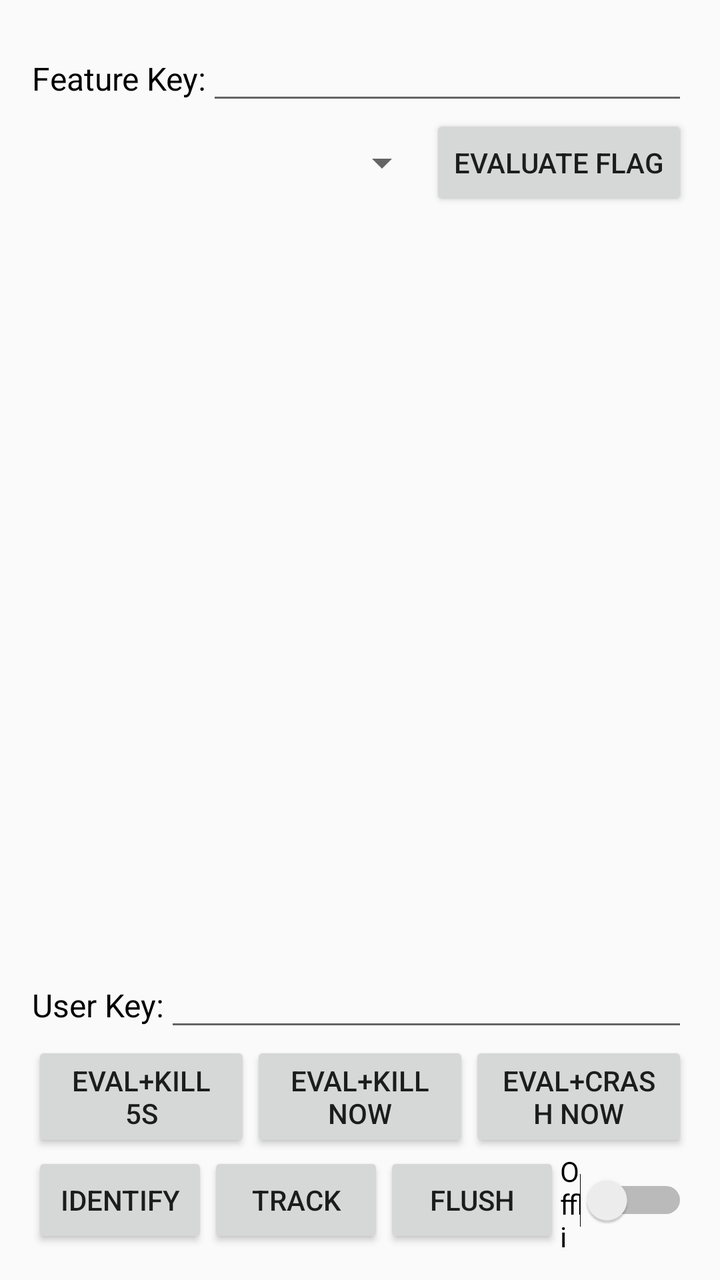
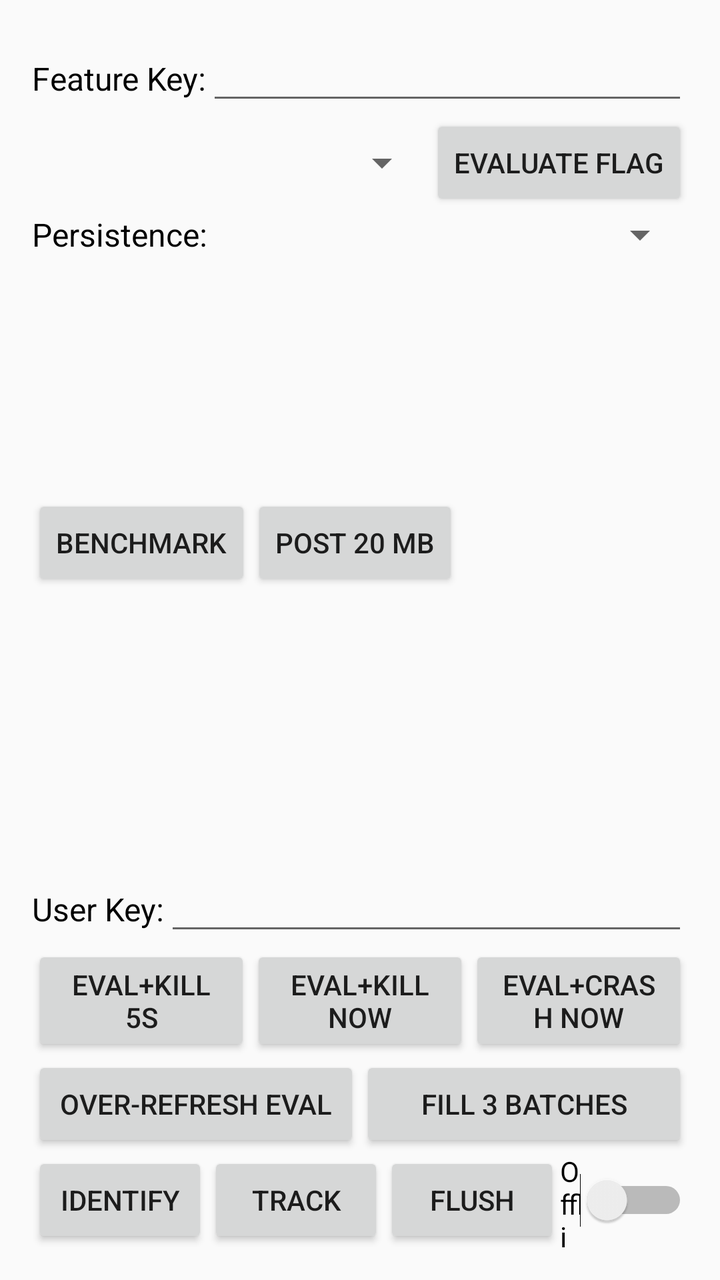

An Android layout rendered at two revisions. The XML below is the earlier revision; the diff shows what the commit changed to produce the second picture.
<!-- AndroidManifest.xml: application theme AppTheme -->
<!-- res/layout/activity_main.xml -->
<?xml version="1.0" encoding="utf-8"?>
<RelativeLayout xmlns:android="http://schemas.android.com/apk/res/android"
    xmlns:tools="http://schemas.android.com/tools"
    android:layout_width="match_parent"
    android:layout_height="match_parent"
    android:paddingLeft="@dimen/activity_horizontal_margin"
    android:paddingTop="@dimen/activity_vertical_margin"
    android:paddingRight="@dimen/activity_horizontal_margin"
    android:paddingBottom="@dimen/activity_vertical_margin"
    tools:context="com.launchdarkly.sdk.testapp.MainActivity">

    <Button
        android:id="@+id/identify_button"
        android:layout_width="wrap_content"
        android:layout_height="wrap_content"
        android:layout_alignParentStart="true"
        android:layout_alignParentLeft="true"
        android:layout_alignParentBottom="true"
        android:text="Identify" />

    <Button
        android:id="@+id/track_button"
        android:layout_width="wrap_content"
        android:layout_height="wrap_content"
        android:layout_alignParentBottom="true"
        android:layout_toEndOf="@id/identify_button"
        android:layout_toRightOf="@id/identify_button"
        android:text="Track" />

    <Button
        android:id="@+id/flush_button"
        android:layout_width="wrap_content"
        android:layout_height="wrap_content"
        android:layout_alignParentBottom="true"
        android:layout_toEndOf="@+id/track_button"
        android:layout_toRightOf="@+id/track_button"
        android:text="Flush" />

    <EditText
        android:id="@+id/feature_flag_key"
        android:layout_width="wrap_content"
        android:layout_height="wrap_content"
        android:layout_alignParentTop="true"
        android:layout_alignParentEnd="true"
        android:layout_alignParentRight="true"
        android:layout_toEndOf="@+id/textView"
        android:layout_toRightOf="@+id/textView" />

    <Spinner
        android:id="@+id/type_spinner"
        android:layout_width="wrap_content"
        android:layout_height="wrap_content"
        android:layout_below="@+id/feature_flag_key"
        android:layout_alignTop="@id/eval_button"
        android:layout_alignBottom="@id/eval_button"
        android:layout_alignParentStart="true"
        android:layout_alignParentLeft="true"
        android:layout_toStartOf="@+id/eval_button"
        android:layout_toLeftOf="@+id/eval_button"
        android:spinnerMode="dropdown" />

    <Button
        android:id="@+id/eval_button"
        android:layout_width="wrap_content"
        android:layout_height="wrap_content"
        android:layout_below="@+id/feature_flag_key"
        android:layout_alignParentEnd="true"
        android:layout_alignParentRight="true"
        android:text="Evaluate Flag" />

    <TextView
        android:id="@+id/textView"
        android:layout_width="wrap_content"
        android:layout_height="wrap_content"
        android:layout_alignBaseline="@+id/feature_flag_key"
        android:layout_alignBottom="@+id/feature_flag_key"
        android:layout_alignParentStart="true"
        android:layout_alignParentLeft="true"
        android:text="Feature Key:"
        android:textColor="@android:color/black"
        android:textSize="16sp" />

    <TextView
        android:id="@+id/result_textView"
        android:layout_width="wrap_content"
        android:layout_height="0dp"
        android:layout_above="@+id/dedupe_status"
        android:layout_below="@+id/space"
        android:layout_alignParentStart="true"
        android:layout_alignParentLeft="true"
        android:layout_alignParentEnd="true"
        android:layout_alignParentRight="true" />

    <TextView
        android:id="@+id/dedupe_status"
        android:layout_width="match_parent"
        android:layout_height="wrap_content"
        android:layout_above="@+id/connection_status"
        android:layout_alignParentStart="true"
        android:layout_alignParentLeft="true"
        android:layout_alignParentEnd="true"
        android:layout_alignParentRight="true"
        android:minLines="4"
        android:textColor="@android:color/black" />

    <TextView
        android:id="@+id/connection_status"
        android:layout_width="match_parent"
        android:layout_height="wrap_content"
        android:layout_above="@id/userKey_editText"
        android:layout_alignParentStart="true"
        android:layout_alignParentLeft="true"
        android:layout_alignParentEnd="true"
        android:layout_alignParentRight="true"
        android:minLines="4" />

    
    <LinearLayout
        android:id="@+id/kill_row"
        android:layout_width="match_parent"
        android:layout_height="wrap_content"
        android:layout_above="@id/identify_button"
        android:layout_alignParentStart="true"
        android:layout_alignParentLeft="true"
        android:layout_alignParentEnd="true"
        android:layout_alignParentRight="true"
        android:orientation="horizontal">

        <Button
            android:id="@+id/kill_unsent_button"
            android:layout_width="0dp"
            android:layout_height="wrap_content"
            android:layout_weight="1"
            android:text="Eval+Kill 5s" />

        <Button
            android:id="@+id/kill_now_button"
            android:layout_width="0dp"
            android:layout_height="wrap_content"
            android:layout_weight="1"
            android:text="Eval+Kill now" />

        <Button
            android:id="@+id/crash_now_button"
            android:layout_width="0dp"
            android:layout_height="wrap_content"
            android:layout_weight="1"
            android:text="Eval+Crash now" />
    </LinearLayout>

    <Space
        android:id="@+id/space"
        android:layout_width="0dp"
        android:layout_height="8dp"
        android:layout_below="@+id/eval_button"
        android:layout_alignParentStart="true"
        android:layout_alignParentLeft="true"
        android:layout_alignParentEnd="true"
        android:layout_alignParentRight="true" />

    <EditText
        android:id="@+id/userKey_editText"
        android:layout_width="wrap_content"
        android:layout_height="wrap_content"
        android:layout_above="@+id/kill_row"
        android:layout_alignEnd="@+id/result_textView"
        android:layout_alignRight="@+id/result_textView"
        android:layout_toEndOf="@+id/textView2"
        android:layout_toRightOf="@+id/textView2" />

    <TextView
        android:id="@+id/textView2"
        android:layout_width="wrap_content"
        android:layout_height="wrap_content"
        android:layout_alignBaseline="@+id/userKey_editText"
        android:layout_alignBottom="@+id/userKey_editText"
        android:layout_alignParentStart="true"
        android:layout_alignParentLeft="true"
        android:text="User Key:"
        android:textColor="@android:color/black"
        android:textSize="16sp" />

    <Switch
        android:id="@+id/offlineSwitch"
        android:layout_width="wrap_content"
        android:layout_height="wrap_content"
        android:layout_alignTop="@+id/flush_button"
        android:layout_alignParentEnd="true"
        android:layout_alignParentRight="true"
        android:layout_alignParentBottom="true"
        android:layout_toEndOf="@+id/flush_button"
        android:layout_toRightOf="@+id/flush_button"
        android:checked="false"
        android:text="Offline" />

</RelativeLayout>
<!-- resources referenced by this layout -->
<resources>
  <dimen name="activity_horizontal_margin">16dp</dimen>
  <dimen name="activity_vertical_margin">16dp</dimen>
  <style name="AppTheme" parent="@style/Theme.AppCompat.Light.DarkActionBar">
          
          <item name="colorPrimary">@color/colorPrimary</item>
          <item name="colorPrimaryDark">@color/colorPrimaryDark</item>
          <item name="colorAccent">@color/colorAccent</item>
      </style>
  <color name="colorPrimary">#3F51B5</color>
  <color name="colorPrimaryDark">#303F9F</color>
  <color name="colorAccent">#FF4081</color>
</resources>

<!-- the commit's change to res/layout/activity_main.xml (unified diff, before → after) -->
@@ -68,6 +68,33 @@
         android:layout_alignParentRight="true"
         android:text="Evaluate Flag" />
 
+    
+    <LinearLayout
+        android:id="@+id/persistence_row"
+        android:layout_width="match_parent"
+        android:layout_height="wrap_content"
+        android:layout_below="@+id/eval_button"
+        android:layout_alignParentStart="true"
+        android:layout_alignParentLeft="true"
+        android:gravity="center_vertical"
+        android:orientation="horizontal">
+
+        <TextView
+            android:id="@+id/persistence_label"
+            android:layout_width="wrap_content"
+            android:layout_height="wrap_content"
+            android:text="Persistence:"
+            android:textColor="@android:color/black"
+            android:textSize="16sp" />
+
+        <Spinner
+            android:id="@+id/persistence_spinner"
+            android:layout_width="0dp"
+            android:layout_height="wrap_content"
+            android:layout_weight="1"
+            android:spinnerMode="dropdown" />
+    </LinearLayout>
+
     <TextView
         android:id="@+id/textView"
         android:layout_width="wrap_content"
@@ -84,12 +111,32 @@
         android:id="@+id/result_textView"
         android:layout_width="wrap_content"
         android:layout_height="0dp"
+        android:layout_above="@+id/benchmark_button"
+        android:layout_below="@+id/space"
+        android:layout_alignParentStart="true"
+        android:layout_alignParentLeft="true"
+        android:layout_alignParentEnd="true"
+        android:layout_alignParentRight="true" />
+
+    
+    <Button
+        android:id="@+id/benchmark_button"
+        android:layout_width="wrap_content"
+        android:layout_height="wrap_content"
         android:layout_above="@+id/dedupe_status"
-        android:layout_below="@+id/space"
-        android:layout_alignParentStart="true"
-        android:layout_alignParentLeft="true"
-        android:layout_alignParentEnd="true"
-        android:layout_alignParentRight="true" />
+        android:layout_alignParentStart="true"
+        android:layout_alignParentLeft="true"
+        android:text="Benchmark" />
+
+    
+    <Button
+        android:id="@+id/oversized_post_button"
+        android:layout_width="wrap_content"
+        android:layout_height="wrap_content"
+        android:layout_alignTop="@+id/benchmark_button"
+        android:layout_toEndOf="@+id/benchmark_button"
+        android:layout_toRightOf="@+id/benchmark_button"
+        android:text="Post 20 MB" />
 
     <TextView
         android:id="@+id/dedupe_status"
@@ -119,6 +166,40 @@
         android:id="@+id/kill_row"
         android:layout_width="match_parent"
         android:layout_height="wrap_content"
+        android:layout_above="@id/over_refresh_row"
+        android:layout_alignParentStart="true"
+        android:layout_alignParentLeft="true"
+        android:layout_alignParentEnd="true"
+        android:layout_alignParentRight="true"
+        android:orientation="horizontal">
+
+        <Button
+            android:id="@+id/kill_unsent_button"
+            android:layout_width="0dp"
+            android:layout_height="wrap_content"
+            android:layout_weight="1"
+            android:text="Eval+Kill 5s" />
+
+        <Button
+            android:id="@+id/kill_now_button"
+            android:layout_width="0dp"
+            android:layout_height="wrap_content"
+            android:layout_weight="1"
+            android:text="Eval+Kill now" />
+
+        <Button
+            android:id="@+id/crash_now_button"
+            android:layout_width="0dp"
+            android:layout_height="wrap_content"
+            android:layout_weight="1"
+            android:text="Eval+Crash now" />
+    </LinearLayout>
+
+    
+    <LinearLayout
+        android:id="@+id/over_refresh_row"
+        android:layout_width="match_parent"
+        android:layout_height="wrap_content"
         android:layout_above="@id/identify_button"
         android:layout_alignParentStart="true"
         android:layout_alignParentLeft="true"
@@ -127,32 +208,25 @@
         android:orientation="horizontal">
 
         <Button
-            android:id="@+id/kill_unsent_button"
-            android:layout_width="0dp"
-            android:layout_height="wrap_content"
-            android:layout_weight="1"
-            android:text="Eval+Kill 5s" />
-
-        <Button
-            android:id="@+id/kill_now_button"
-            android:layout_width="0dp"
-            android:layout_height="wrap_content"
-            android:layout_weight="1"
-            android:text="Eval+Kill now" />
-
-        <Button
-            android:id="@+id/crash_now_button"
-            android:layout_width="0dp"
-            android:layout_height="wrap_content"
-            android:layout_weight="1"
-            android:text="Eval+Crash now" />
+            android:id="@+id/over_refresh_button"
+            android:layout_width="0dp"
+            android:layout_height="wrap_content"
+            android:layout_weight="1"
+            android:text="Over-Refresh Eval" />
+
+        <Button
+            android:id="@+id/fill_batches_button"
+            android:layout_width="0dp"
+            android:layout_height="wrap_content"
+            android:layout_weight="1"
+            android:text="Fill 3 Batches" />
     </LinearLayout>
 
     <Space
         android:id="@+id/space"
         android:layout_width="0dp"
         android:layout_height="8dp"
-        android:layout_below="@+id/eval_button"
+        android:layout_below="@+id/persistence_row"
         android:layout_alignParentStart="true"
         android:layout_alignParentLeft="true"
         android:layout_alignParentEnd="true"
